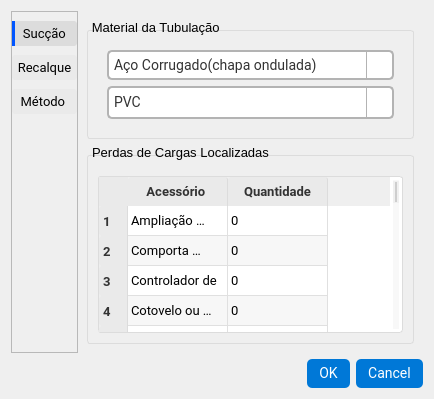
First picture: the form in Boa Ideia/untitled.ui, repository TSaugineta225/AquaPump-, before the edit.
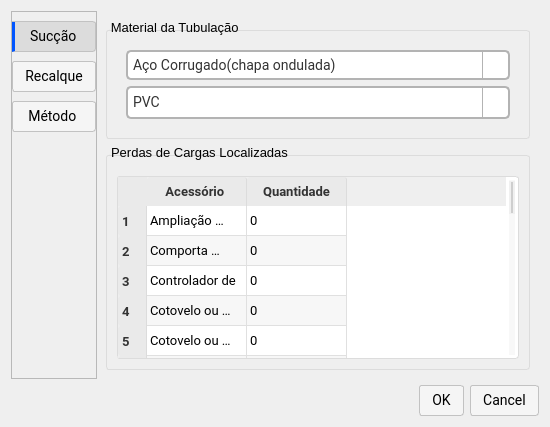
Second picture: the form after the edit. The open tabs and pages were chosen to show the change. Icons and pictures are not drawn.

Diff of the .ui file:
```diff
--- a/Boa Ideia/untitled.ui
+++ b/Boa Ideia/untitled.ui
@@ -6,8 +6,8 @@
    <rect>
     <x>0</x>
     <y>0</y>
-    <width>427</width>
-    <height>399</height>
+    <width>550</width>
+    <height>427</height>
    </rect>
   </property>
   <property name="windowTitle">
@@ -16,11 +16,13 @@
   <property name="styleSheet">
    <string notr="true">/* --------- QPushButton --------- */
 QPushButton {
-    background-color: rgb(234, 234, 234);
-    font-family: Roboto;
-    font-size: 10pt;
-    border: none;
+    background-color: #f5f5f5;
+    color: #000000;
+    border: 1px solid #c2c2c2;
     border-radius: 3px;
+    padding: 6px 12px;
+    font-size: 14px;
+    font-family: Roboto;
 }
 
 QPushButton:hover {
@@ -34,6 +36,8 @@
 QPushButton:checked {
     border-top-left-radius: 0px;
     border-bottom-left-radius: 0px;
+    border-top-right-radius: 3px;
+    border-bottom-right-radius: 3px;
     border-left: 3px solid rgb(0, 85, 255);
     background-color: rgb(220, 220, 220);
 }
@@ -1609,22 +1613,7 @@
    <item>
     <widget class="QDialogButtonBox" name="buttonBox">
      <property name="styleSheet">
-      <string notr="true">QDialog QPushButton {
-    background-color: #0078d7; 
-    color: #ffffff;
-    border: none;
-    border-radius: 5px;
-    padding: 6px 12px;
-    font-size: 14px;
-    font-family: &quot;Segoe UI&quot;;
-}
-QDialog QPushButton:hover {
-    background-color: #005a9e;
-}
-QDialog QPushButton:pressed {
-    background-color: #004578;
-}
-</string>
+      <string notr="true"/>
      </property>
      <property name="orientation">
       <enum>Qt::Orientation::Horizontal</enum>
```
Left out of the diff: 14 changed lines with no effect on the pictures.
